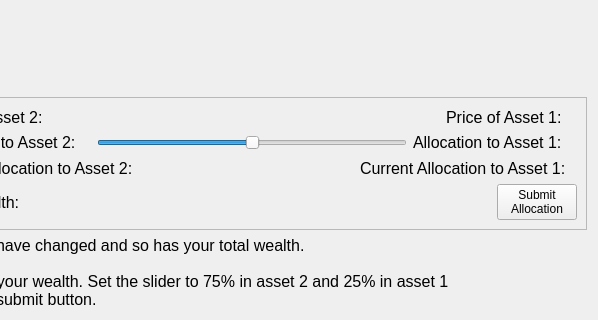
Qt form MarketSimulation/instructionscreentest2.ui (dwattttt/marketsim) before a commit; both pictures show x 94 to 692 and y 193 to 513 of the 692 by 513 pixel window.
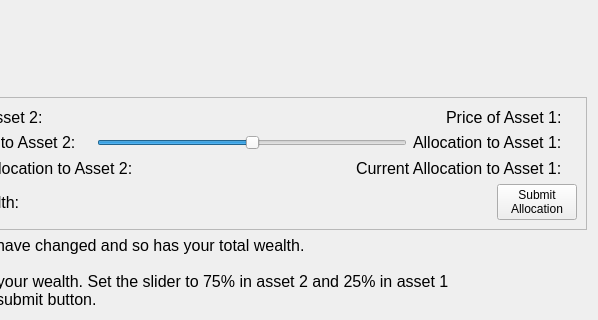
The same form after that commit.

Commit message:
Added graph display to the market tutorial screens.
Dave lied, his PlotWidget class is perfectly cromulent.

```diff
--- a/MarketSimulation/instructionscreentest2.ui
+++ b/MarketSimulation/instructionscreentest2.ui
@@ -15,17 +15,15 @@
   </property>
   <layout class="QVBoxLayout" name="verticalLayout_3">
    <item>
-    <spacer name="verticalSpacer">
-     <property name="orientation">
-      <enum>Qt::Vertical</enum>
+    <widget class="QWidget" name="plotWidget" native="true">
+     <property name="sizePolicy">
+      <sizepolicy hsizetype="Preferred" vsizetype="Preferred">
+       <horstretch>0</horstretch>
+       <verstretch>80</verstretch>
+      </sizepolicy>
      </property>
-     <property name="sizeHint" stdset="0">
-      <size>
-       <width>20</width>
-       <height>253</height>
-      </size>
-     </property>
-    </spacer>
+     <layout class="QHBoxLayout" name="horizontalLayout_7"/>
+    </widget>
    </item>
    <item>
     <widget class="QFrame" name="frame">
@@ -210,7 +208,7 @@
              </font>
             </property>
             <property name="text">
-             <string> </string>
+             <string/>
             </property>
            </widget>
           </item>
@@ -247,7 +245,7 @@
              </font>
             </property>
             <property name="text">
-             <string> </string>
+             <string/>
             </property>
            </widget>
           </item>
```
The commit also changes 5 other files.
